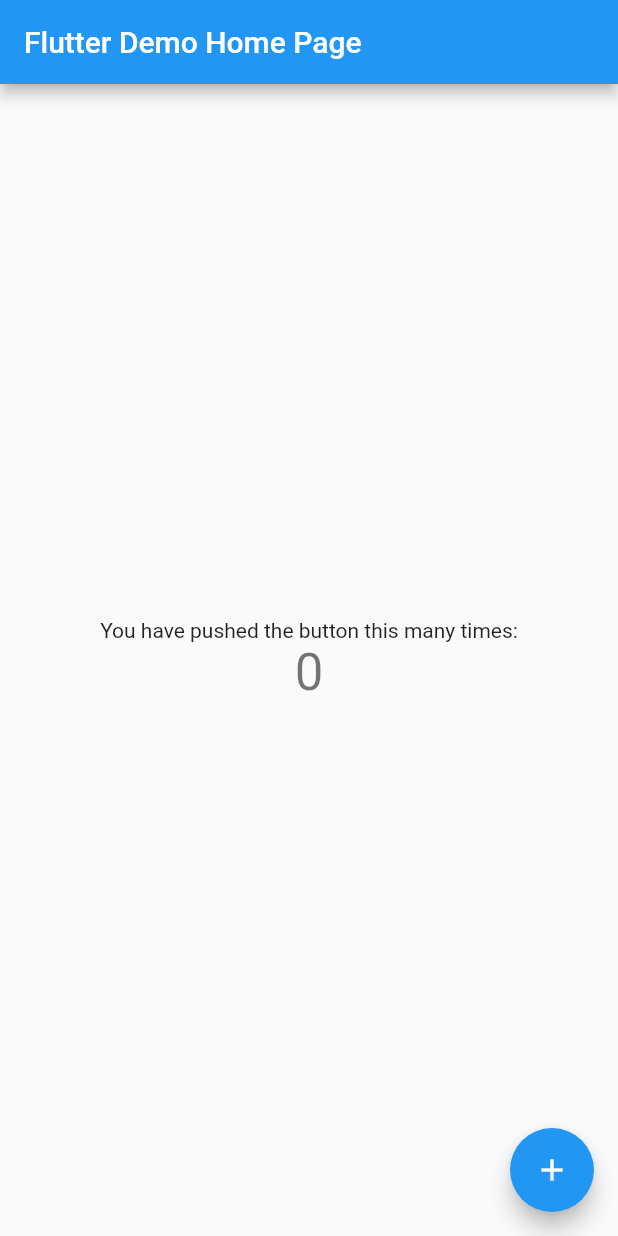
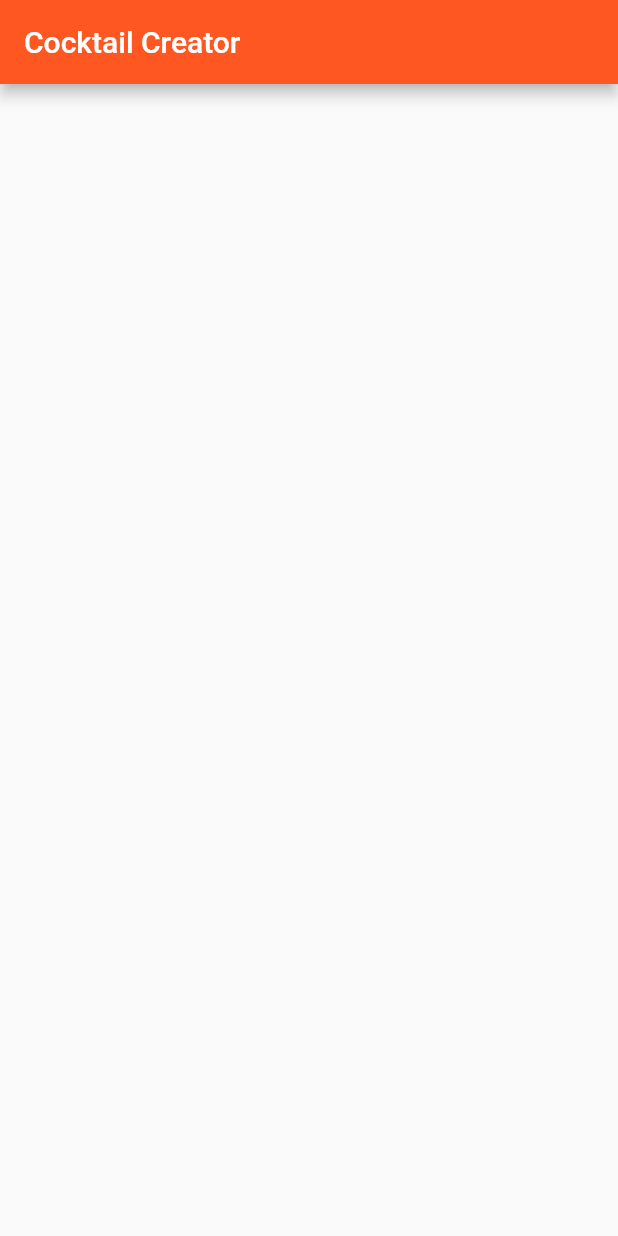
Before and after one commit to JorgeAzzuFranco/CocktailCreator, a Flutter app: the screen it shows after launch, on a phone screen of 412 x 824 dp. Run offline on Flutter 3.47's test engine with Material 2 defaults, Android fonts, the phone set to English and light mode, and no system bars.

Commit message:
Initial Commit

```diff
--- a/lib/main.dart
+++ b/lib/main.dart
@@ -1,117 +1,7 @@
 import 'package:flutter/material.dart';
 
+import 'package:cocktail_creator/src/apps.dart';
+
 void main() {
-  runApp(MyApp());
+  runApp(CocktailCreatorApp());
 }
-
-class MyApp extends StatelessWidget {
-  // This widget is the root of your application.
-  @override
-  Widget build(BuildContext context) {
-    return MaterialApp(
-      title: 'Flutter Demo',
-      theme: ThemeData(
-        // This is the theme of your application.
-        //
-        // Try running your application with "flutter run". You'll see the
-        // application has a blue toolbar. Then, without quitting the app, try
-        // changing the primarySwatch below to Colors.green and then invoke
-        // "hot reload" (press "r" in the console where you ran "flutter run",
-        // or simply save your changes to "hot reload" in a Flutter IDE).
-        // Notice that the counter didn't reset back to zero; the application
-        // is not restarted.
-        primarySwatch: Colors.blue,
-        // This makes the visual density adapt to the platform that you run
-        // the app on. For desktop platforms, the controls will be smaller and
-        // closer together (more dense) than on mobile platforms.
-        visualDensity: VisualDensity.adaptivePlatformDensity,
-      ),
-      home: MyHomePage(title: 'Flutter Demo Home Page'),
-    );
-  }
-}
-
-class MyHomePage extends StatefulWidget {
-  MyHomePage({Key key, this.title}) : super(key: key);
-
-  // This widget is the home page of your application. It is stateful, meaning
-  // that it has a State object (defined below) that contains fields that affect
-  // how it looks.
-
-  // This class is the configuration for the state. It holds the values (in this
-  // case the title) provided by the parent (in this case the App widget) and
-  // used by the build method of the State. Fields in a Widget subclass are
-  // always marked "final".
-
-  final String title;
-
-  @override
-  _MyHomePageState createState() => _MyHomePageState();
-}
-
-class _MyHomePageState extends State<MyHomePage> {
-  int _counter = 0;
-
-  void _incrementCounter() {
-    setState(() {
-      // This call to setState tells the Flutter framework that something has
-      // changed in this State, which causes it to rerun the build method below
-      // so that the display can reflect the updated values. If we changed
-      // _counter without calling setState(), then the build method would not be
-      // called again, and so nothing would appear to happen.
-      _counter++;
-    });
-  }
-
-  @override
-  Widget build(BuildContext context) {
-    // This method is rerun every time setState is called, for instance as done
-    // by the _incrementCounter method above.
-    //
-    // The Flutter framework has been optimized to make rerunning build methods
-    // fast, so that you can just rebuild anything that needs updating rather
-    // than having to individually change instances of widgets.
-    return Scaffold(
-      appBar: AppBar(
-        // Here we take the value from the MyHomePage object that was created by
-        // the App.build method, and use it to set our appbar title.
-        title: Text(widget.title),
-      ),
-      body: Center(
-        // Center is a layout widget. It takes a single child and positions it
-        // in the middle of the parent.
-        child: Column(
-          // Column is also a layout widget. It takes a list of children and
-          // arranges them vertically. By default, it sizes itself to fit its
-          // children horizontally, and tries to be as tall as its parent.
-          //
-          // Invoke "debug painting" (press "p" in the console, choose the
-          // "Toggle Debug Paint" action from the Flutter Inspector in Android
-          // Studio, or the "Toggle Debug Paint" command in Visual Studio Code)
-          // to see the wireframe for each widget.
-          //
-          // Column has various properties to control how it sizes itself and
-          // how it positions its children. Here we use mainAxisAlignment to
-          // center the children vertically; the main axis here is the vertical
-          // axis because Columns are vertical (the cross axis would be
-          // horizontal).
-          mainAxisAlignment: MainAxisAlignment.center,
-          children: <Widget>[
-            Text(
-              'You have pushed the button this many times:',
-            ),
-            Text(
-              '$_counter',
-              style: Theme.of(context).textTheme.headline4,
-            ),
-          ],
-        ),
-      ),
-      floatingActionButton: FloatingActionButton(
-        onPressed: _incrementCounter,
-        tooltip: 'Increment',
-        child: Icon(Icons.add),
-      ), // This trailing comma makes auto-formatting nicer for build methods.
-    );
-  }
-}
--- /dev/null
+++ b/lib/src/apps.dart
@@ -0,0 +1,18 @@
+import 'package:flutter/material.dart';
+
+import 'package:cocktail_creator/src/pages/page_homepage.dart';
+
+class CocktailCreatorApp extends StatelessWidget {
+  @override
+  Widget build(BuildContext context) {
+    return MaterialApp(
+      debugShowCheckedModeBanner: false,
+      title: 'Cocktail Creator',
+      theme: ThemeData(
+        primarySwatch: Colors.deepOrange,
+        visualDensity: VisualDensity.adaptivePlatformDensity,
+      ),
+      home: MainPage(title: 'Cocktail Creator'),
+    );
+  }
+}
--- /dev/null
+++ b/lib/src/pages/page_homepage.dart
@@ -0,0 +1,27 @@
+import 'package:flutter/material.dart';
+
+class MainPage extends StatefulWidget {
+  MainPage({Key key, this.title}) : super(key: key);
+
+  final String title;
+
+  @override
+  _MainPageState createState() => _MainPageState();
+}
+
+class _MainPageState extends State<MainPage> {
+
+  void method() {
+    setState(() {});
+  }
+
+  @override
+  Widget build(BuildContext context) {
+    return Scaffold(
+      appBar: AppBar(
+        title: Text(widget.title),
+      ),
+      body: Center(),
+    );
+  }
+}
```
Also changed, not shown: 1 other file.
